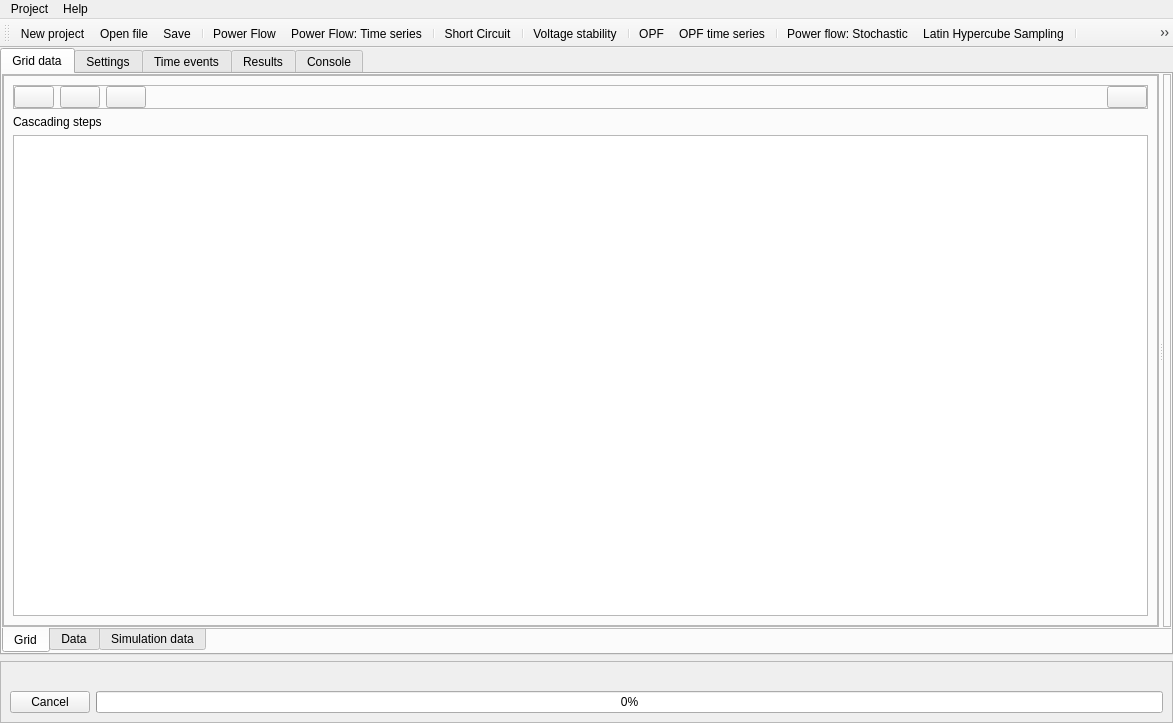
This is UnderDevelopment/GridCal/Gui/Main/MainWindow.ui in SanPen/GridCal as Qt 5 draws it before an edit. The edited form follows.
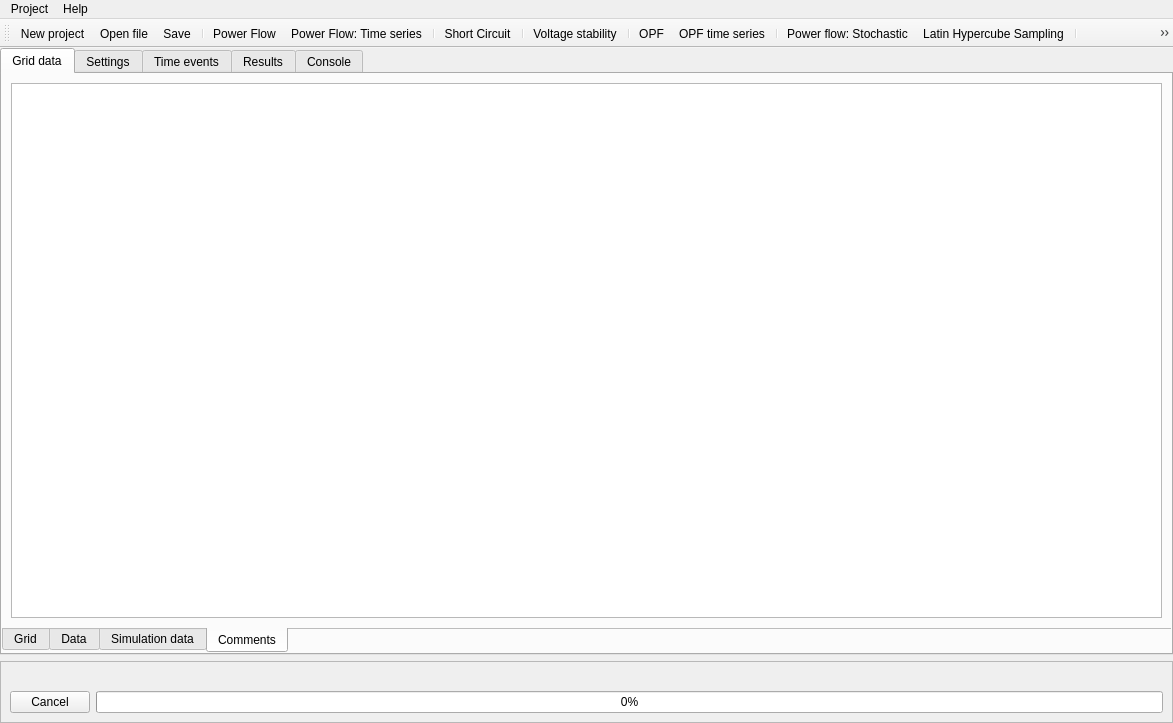
This is the edited form. The open tabs and pages were chosen to show the change. Icons and pictures are not drawn. Custom widgets are drawn as their Qt base class.

Commit message: Added comments tab to record the case particularities

```diff
--- a/UnderDevelopment/GridCal/Gui/Main/MainWindow.ui
+++ b/UnderDevelopment/GridCal/Gui/Main/MainWindow.ui
@@ -591,6 +591,24 @@
             </item>
            </layout>
           </widget>
+          <widget class="QWidget" name="tab_2">
+           <attribute name="icon">
+            <iconset resource="icons.qrc">
+             <normaloff>:/Icons/white_icons/edit.svg</normaloff>:/Icons/white_icons/edit.svg</iconset>
+           </attribute>
+           <attribute name="title">
+            <string>Comments</string>
+           </attribute>
+           <layout class="QVBoxLayout" name="verticalLayout_18">
+            <item>
+             <widget class="QTextEdit" name="comments_textEdit">
+              <property name="toolTip">
+               <string>Write here some comments about the grid</string>
+              </property>
+             </widget>
+            </item>
+           </layout>
+          </widget>
          </widget>
         </item>
        </layout>
```
Left out of the diff: 2 changed lines with no effect on the pictures. The commit also changes 7 other files.
